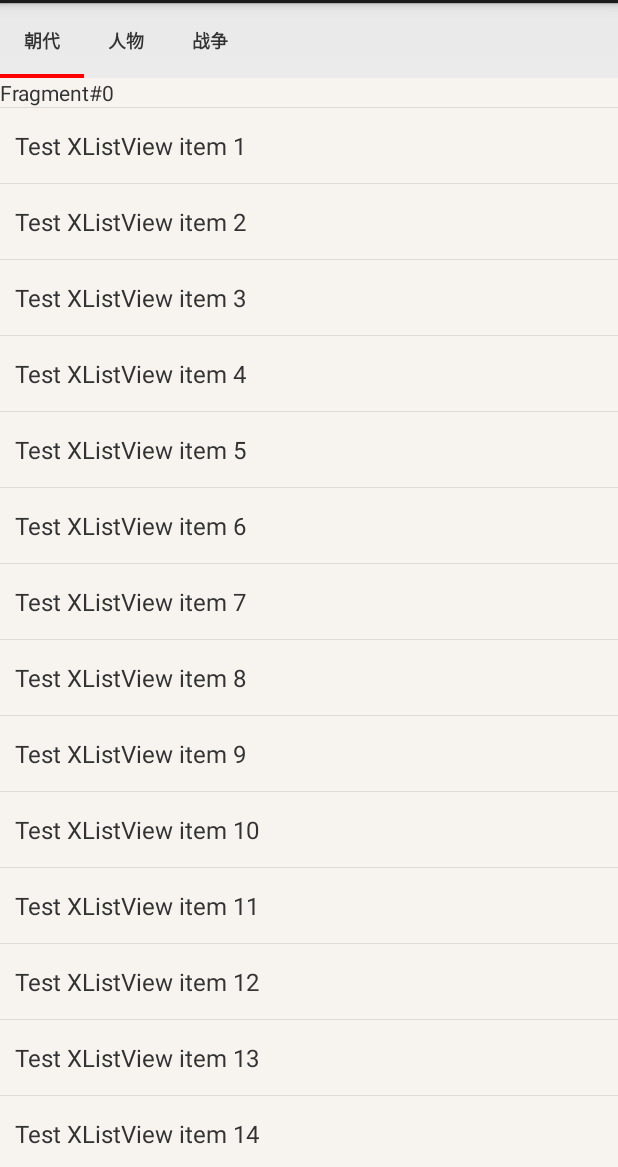
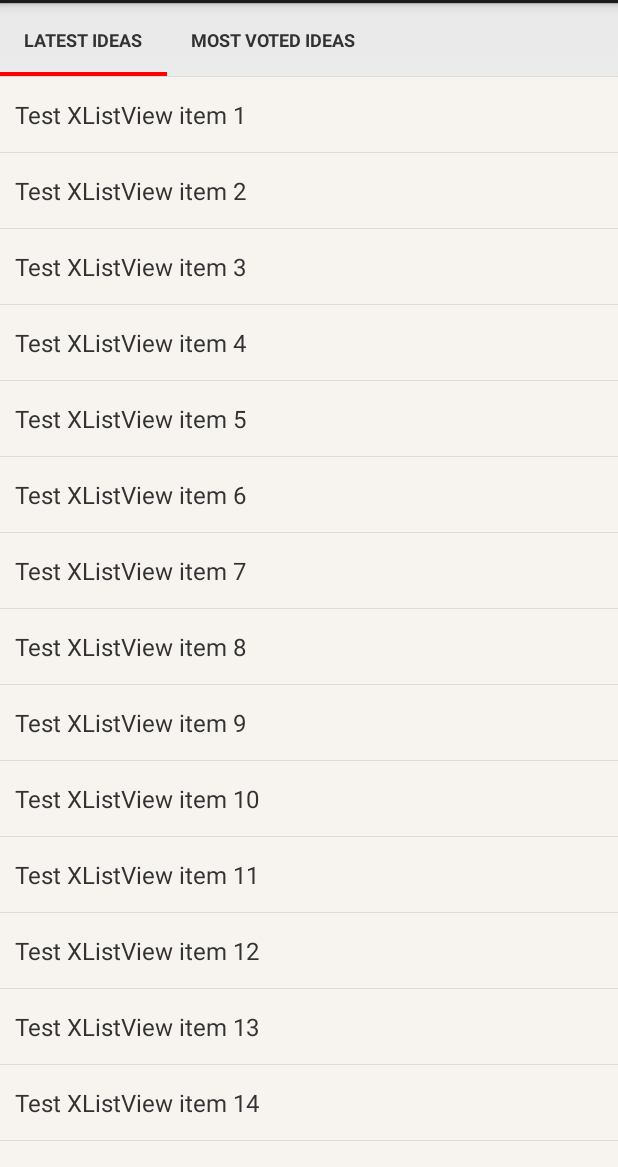
Before and after one commit to ytianhui/Test_PullToRefresh_SideTab2, an Android app: the screen it shows after launch (MainActivity_Slide), on a phone screen of 412 x 824 dp, the part 69-1236 px from its top. Run offline under Robolectric (Android 15) with nearby library versions, the phone set to English and light mode, and no system bars.

Commit message:
tag: latest ideas & Most voted ideas

```diff
--- a/PullToRefresh_SideTabLayout/src/main/java/com/markmao/pulltorefresh/slidetablayout/BaseFragment.java
+++ b/PullToRefresh_SideTabLayout/src/main/java/com/markmao/pulltorefresh/slidetablayout/BaseFragment.java
@@ -7,7 +7,6 @@ import android.view.LayoutInflater;
 import android.view.View;
 import android.view.ViewGroup;
 import android.widget.ArrayAdapter;
-import android.widget.TextView;
 
 import com.markmao.pulltorefresh.R;
 import com.markmao.pulltorefresh.widget.XListView;
@@ -33,8 +32,6 @@ public class BaseFragment extends Fragment implements XListView.IXListViewListen
     @Override
     public View onCreateView(LayoutInflater inflater, ViewGroup container, Bundle savedInstanceState) {
         View view = inflater.inflate(R.layout.fragment,container,false);
-        TextView textView = (TextView)view.findViewById(R.id.text);
-        textView.setText("Fragment#" + getArguments().getInt(DATA,0));
 
         geneItems();
         mHandler = new Handler();
@@ -44,10 +41,8 @@ public class BaseFragment extends Fragment implements XListView.IXListViewListen
         mListView.setAutoLoadEnable(true);
         mListView.setXListViewListener(this);
         mListView.setRefreshTime(getTime());
-
         mAdapter = new ArrayAdapter<String>(getActivity(), R.layout.vw_list_item, items);
         mListView.setAdapter(mAdapter);
-
 
         return view;
     }
--- a/PullToRefresh_SideTabLayout/src/main/java/com/markmao/pulltorefresh/slidetablayout/TabViewPagerAdapter.java
+++ b/PullToRefresh_SideTabLayout/src/main/java/com/markmao/pulltorefresh/slidetablayout/TabViewPagerAdapter.java
@@ -11,7 +11,7 @@ import android.support.v4.app.FragmentPagerAdapter;
  */
 public class TabViewPagerAdapter extends FragmentPagerAdapter {
 
-    private String mTabTitle[] = new String[]{"朝代", "人物", "战争"};
+    private String mTabTitle[] = new String[]{"Latest Ideas", "Most Voted Ideas"};
     private Context mContext;
 
     public TabViewPagerAdapter(FragmentManager fm, Context context) {
@@ -26,7 +26,7 @@ public class TabViewPagerAdapter extends FragmentPagerAdapter {
 
     @Override
     public int getCount() {
-        return 3;
+        return 2;
     }
 
     @Override
--- a/PullToRefresh_SideTabLayout/src/main/res/layout/fragment.xml
+++ b/PullToRefresh_SideTabLayout/src/main/res/layout/fragment.xml
@@ -2,15 +2,8 @@
 <LinearLayout xmlns:android="http://schemas.android.com/apk/res/android"
     android:layout_width="match_parent"
     android:layout_height="match_parent"
-    android:orientation="vertical"
-    android:background="@color/background">
-
-
-    <TextView
-        android:id="@+id/text"
-        android:layout_width="fill_parent"
-        android:layout_height="wrap_content"
-        android:text="@string/hello_world" />
+    android:background="@color/background"
+    android:orientation="vertical">
 
     <com.markmao.pulltorefresh.widget.XListView
         android:id="@+id/list_view"
```
Also changed, not shown: PullToRefresh_SideTabLayout/src/main/java/com/markmao/pulltorefresh/enterance/MainActivity_Refresh.java (deleted, +0 -101 lines), PullToRefresh_SideTabLayout/src/main/res/layout/act_main.xml (deleted, +0 -28 lines), PullToRefresh_SideTabLayout/src/main/res/layout/act_scroll_view.xml (deleted, +0 -12 lines).
